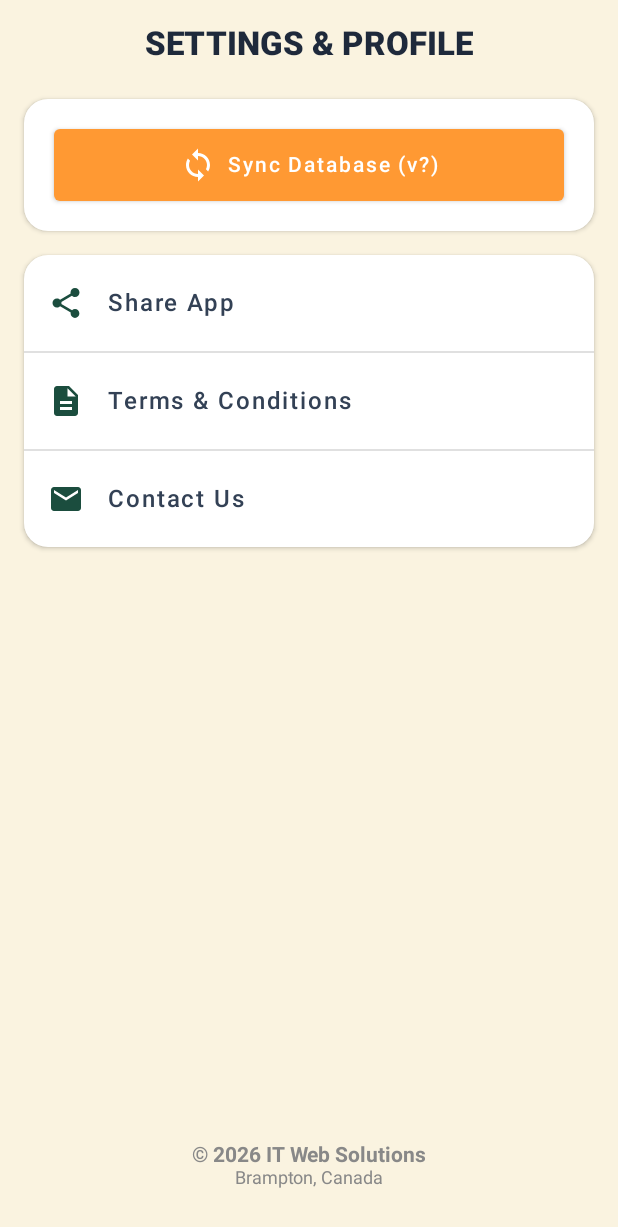
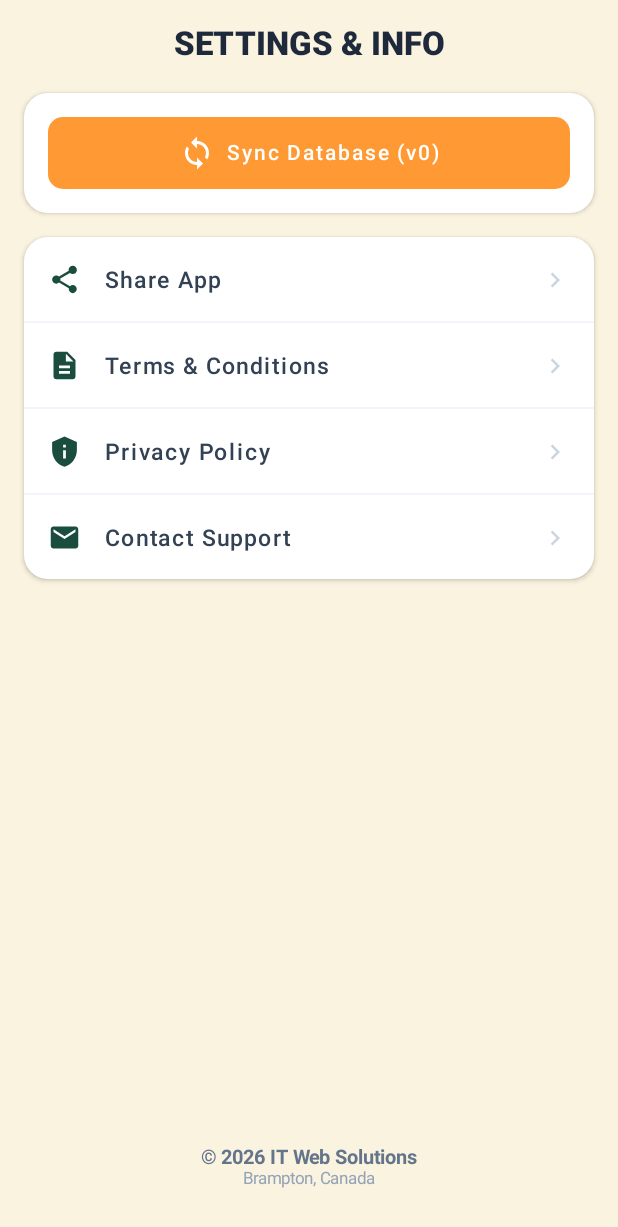
Before and after one commit to usacanews-ops/Vastu-Compass-Public, an Android app built with Jetpack Compose: the composable MoreScreen shown on its own in the app's theme, on a phone screen of 412 x 824 dp. Shown: the top 1227 px of the screen. Run offline under Robolectric (Android 15) with nearby library versions, the phone set to English and light mode, and no system bars; our stand-ins replace Compose Multiplatform resources.

Commit message:
Update MoreScreen.kt

```diff
--- a/composeApp/src/commonMain/kotlin/com/vastu/compass/ui/MoreScreen.kt
+++ b/composeApp/src/commonMain/kotlin/com/vastu/compass/ui/MoreScreen.kt
@@ -10,6 +10,7 @@ import androidx.compose.runtime.*
 import androidx.compose.ui.Alignment
 import androidx.compose.ui.Modifier
 import androidx.compose.ui.graphics.Color
+import androidx.compose.ui.graphics.vector.ImageVector
 import androidx.compose.ui.platform.LocalUriHandler
 import androidx.compose.ui.text.font.FontWeight
 import androidx.compose.ui.text.style.TextAlign
@@ -19,82 +20,152 @@ import com.vastu.compass.BeigeBackground
 import com.vastu.compass.Saffron
 import com.vastu.compass.VastuGreen
 import com.vastu.compass.data.VastuRepository
+import com.vastu.compass.util.ShareHelper
 import kotlinx.coroutines.launch
 
 @Composable
 fun MoreScreen() {
     val pkg by VastuRepository.dataFlow.collectAsState()
+    val isAutoSyncing by VastuRepository.isSyncing.collectAsState()
     val scope = rememberCoroutineScope()
-    var isSyncing by remember { mutableStateOf(false) }
     var syncMessage by remember { mutableStateOf("") }
     val uriHandler = LocalUriHandler.current
+    val shareHelper = remember { ShareHelper() }
+
+    val termsUrl = "https://myfreetools.app/wp-content/plugins/apps/vastuconsultant/TermsandConditions.php"
+    val privacyUrl = "https://myfreetools.app/wp-content/plugins/apps/vastuconsultant/privacy_policy.php"
 
     Column(
-        modifier = Modifier.fillMaxSize().background(BeigeBackground).padding(16.dp),
+        modifier = Modifier
+            .fillMaxSize()
+            .background(BeigeBackground)
+            .padding(16.dp),
         horizontalAlignment = Alignment.CenterHorizontally
     ) {
-        Text("SETTINGS & PROFILE", fontSize = 22.sp, fontWeight = FontWeight.ExtraBold, color = Color(0xFF1E293B))
-        Spacer(modifier = Modifier.height(24.dp))
+        Text(
+            text = "SETTINGS & INFO",
+            fontSize = 22.sp,
+            fontWeight = FontWeight.ExtraBold,
+            color = Color(0xFF1E293B)
+        )
+        Spacer(modifier = Modifier.height(20.dp))
 
-        Card(modifier = Modifier.fillMaxWidth(), shape = RoundedCornerShape(16.dp), backgroundColor = Color.White, elevation = 2.dp) {
-            Column(modifier = Modifier.padding(20.dp)) {
+        // Database Sync Card
+        Card(
+            modifier = Modifier.fillMaxWidth(),
+            shape = RoundedCornerShape(16.dp),
+            backgroundColor = Color.White,
+            elevation = 2.dp
+        ) {
+            Column(modifier = Modifier.padding(16.dp)) {
                 Button(
                     onClick = {
                         scope.launch {
-                            isSyncing = true
                             syncMessage = "Syncing..."
-                            try {
-                                VastuRepository.syncWithGitHub()
-                                syncMessage = "Sync process finished."
-                            } catch (e: Exception) {
-                                syncMessage = "Sync completed."
-                            }
-                            isSyncing = false
+                            syncMessage = VastuRepository.syncWithLiveServer()
                         }
                     },
                     modifier = Modifier.fillMaxWidth().height(48.dp),
-                    colors = ButtonDefaults.buttonColors(backgroundColor = Saffron, contentColor = Color.White)
+                    colors = ButtonDefaults.buttonColors(
+                        backgroundColor = Saffron,
+                        contentColor = Color.White
+                    ),
+                    shape = RoundedCornerShape(10.dp)
                 ) {
-                    Icon(Icons.Default.Sync, "Sync")
-                    Spacer(modifier = Modifier.width(8.dp))
-                    Text(if (isSyncing) "Syncing..." else "Sync Database (v${pkg?.version ?: "?"})")
+                    if (isAutoSyncing) {
+                        CircularProgressIndicator(
+                            modifier = Modifier.size(20.dp),
+                            color = Color.White,
+                            strokeWidth = 2.dp
+                        )
+                        Spacer(modifier = Modifier.width(10.dp))
+                        Text("Syncing Live Database...")
+                    } else {
+                        Icon(Icons.Default.Sync, contentDescription = "Sync")
+                        Spacer(modifier = Modifier.width(8.dp))
+                        Text("Sync Database (v${pkg?.version ?: "0"})")
+                    }
                 }
+
                 if (syncMessage.isNotEmpty()) {
-                    Text(syncMessage, modifier = Modifier.fillMaxWidth().padding(top = 8.dp), textAlign = TextAlign.Center, color = VastuGreen, fontSize = 12.sp)
+                    Text(
+                        text = syncMessage,
+                        modifier = Modifier.fillMaxWidth().padding(top = 8.dp),
+                        textAlign = TextAlign.Center,
+                        color = if (syncMessage.contains("Failed")) Color(0xFFDC2626) else VastuGreen,
+                        fontSize = 12.sp,
+                        fontWeight = FontWeight.Medium
+                    )
                 }
             }
         }
+
         Spacer(modifier = Modifier.height(16.dp))
 
-        Card(modifier = Modifier.fillMaxWidth(), shape = RoundedCornerShape(16.dp), backgroundColor = Color.White, elevation = 2.dp) {
+        // Navigation Actions Card
+        Card(
+            modifier = Modifier.fillMaxWidth(),
+            shape = RoundedCornerShape(16.dp),
+            backgroundColor = Color.White,
+            elevation = 2.dp
+        ) {
             Column {
-                ListTile("Share App", Icons.Default.Share) { /* Implement Android Share Intent */ }
-                Divider()
-                ListTile("Terms & Conditions", Icons.Default.Description) {
-                    try { uriHandler.openUri("https://yourwebsite.com/terms") } catch(e: Exception) {}
+                ListTile(
+                    title = "Share App",
+                    icon = Icons.Default.Share
+                ) {
+                    shareHelper.shareApp(
+                        text = "Check out Vastu Compass with 16 zones, 32 Padas, and expert solutions: https://myfreetools.app/wp-content/plugins/apps/vastuconsultant/",
+                        title = "Share Vastu Compass App"
+                    )
                 }
-                Divider()
-                ListTile("Contact Us", Icons.Default.Email) {
-                    try { uriHandler.openUri("mailto:info@itwebsolutions.ca") } catch(e: Exception) {}
+                Divider(color = Color(0xFFF1F5F9))
+
+                ListTile(
+                    title = "Terms & Conditions",
+                    icon = Icons.Default.Description
+                ) {
+                    try { uriHandler.openUri(termsUrl) } catch (e: Exception) {}
+                }
+                Divider(color = Color(0xFFF1F5F9))
+
+                ListTile(
+                    title = "Privacy Policy",
+                    icon = Icons.Default.PrivacyTip
+                ) {
+                    try { uriHandler.openUri(privacyUrl) } catch (e: Exception) {}
+                }
+                Divider(color = Color(0xFFF1F5F9))
+
+                ListTile(
+                    title = "Contact Support",
+                    icon = Icons.Default.Email
+                ) {
+                    try { uriHandler.openUri("mailto:info@itwebsolutions.ca") } catch (e: Exception) {}
                 }
             }
         }
 
         Spacer(modifier = Modifier.weight(1f))
 
-        Text("© 2026 IT Web Solutions", fontSize = 14.sp, fontWeight = FontWeight.Bold, color = Color.Gray)
-        Text("Brampton, Canada", fontSize = 12.sp, color = Color.Gray)
+        Text("© 2026 IT Web Solutions", fontSize = 13.sp, fontWeight = FontWeight.Bold, color = Color(0xFF64748B))
+        Text("Brampton, Canada", fontSize = 11.sp, color = Color(0xFF94A3B8))
         Spacer(modifier = Modifier.height(16.dp))
     }
 }
 
 @Composable
-fun ListTile(title: String, icon: androidx.compose.ui.graphics.vector.ImageVector, onClick: () -> Unit) {
-    TextButton(onClick = onClick, modifier = Modifier.fillMaxWidth().padding(8.dp)) {
+fun ListTile(title: String, icon: ImageVector, onClick: () -> Unit) {
+    TextButton(
+        onClick = onClick,
+        modifier = Modifier.fillMaxWidth().padding(horizontal = 8.dp, vertical = 4.dp)
+    ) {
         Row(modifier = Modifier.fillMaxWidth(), verticalAlignment = Alignment.CenterVertically) {
-            Icon(icon, contentDescription = null, tint = VastuGreen)
+            Icon(icon, contentDescription = null, tint = VastuGreen, modifier = Modifier.size(22.dp))
             Spacer(modifier = Modifier.width(16.dp))
-            Text(title, color = Color(0xFF334155), fontSize = 16.sp)
+            Text(title, color = Color(0xFF334155), fontSize = 15.sp, fontWeight = FontWeight.Medium)
+            Spacer(modifier = Modifier.weight(1f))
+            Icon(Icons.Default.ChevronRight, contentDescription = null, tint = Color(0xFFCBD5E1), modifier = Modifier.size(20.dp))
         }
     }
 }
```
